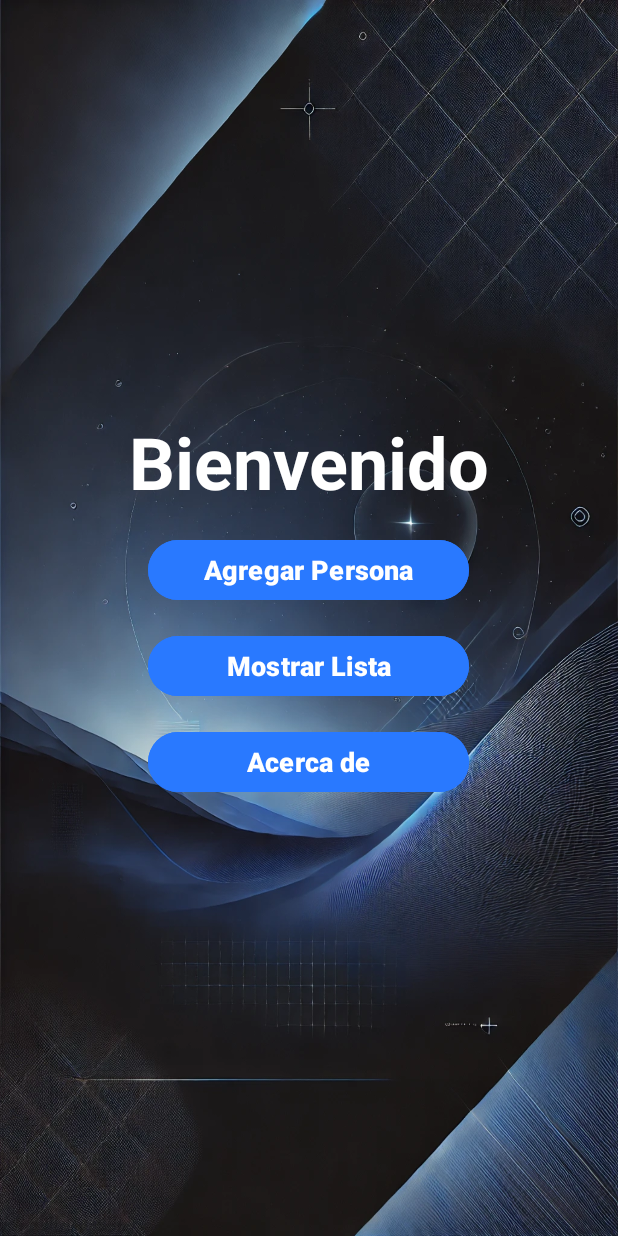
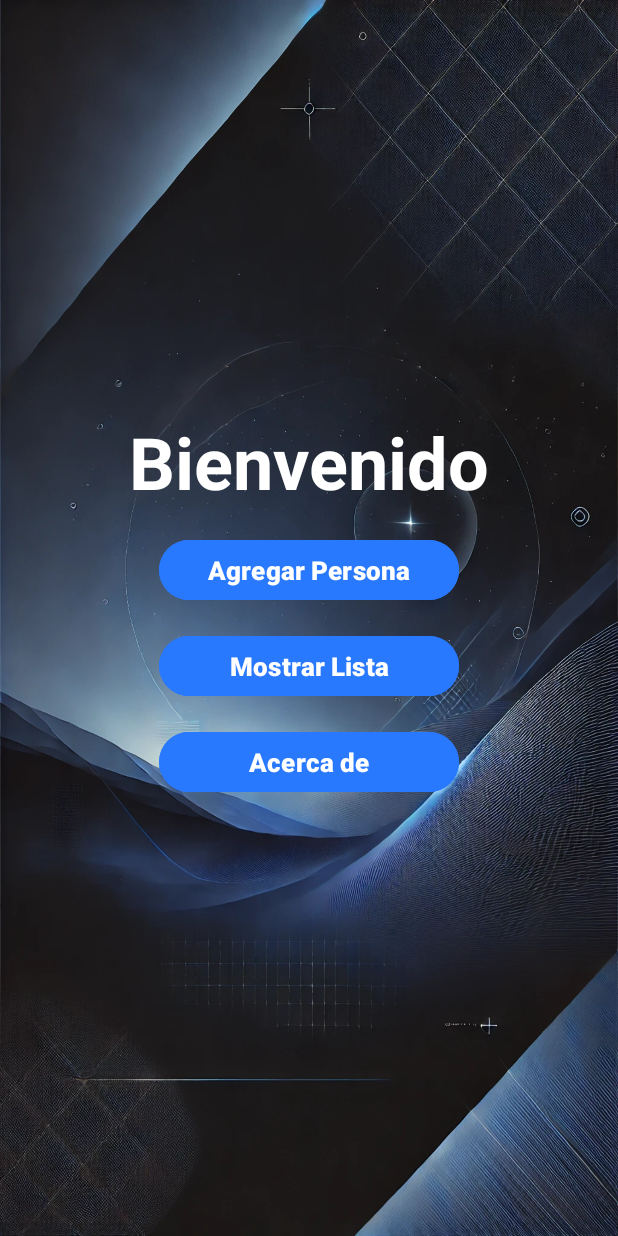
Before and after one commit to Melvin-Cuellar/App3LabDispMov, an Android app: the screen it shows after launch (MainActivity), on a phone screen of 412 x 824 dp. Run offline under Robolectric (Android 15) with nearby library versions, the light colour scheme and no system bars.

Commit message:
Commit de app completa con APK

```diff
--- a/app/src/main/res/layout/activity_main.xml
+++ b/app/src/main/res/layout/activity_main.xml
@@ -24,34 +24,34 @@
 
     <Button
         android:id="@+id/btnAgregarPersona"
-        android:layout_width="214dp"
+        android:layout_width="200dp"
         android:layout_height="wrap_content"
         android:layout_marginBottom="16dp"
         android:backgroundTint="@color/btn_background"
         android:text="Agregar Persona"
-        android:textSize="18sp"
+        android:textSize="17sp"
         android:textStyle="bold"
         android:textColor="@color/txt_primary"/>
 
     <Button
         android:id="@+id/btnMostrarLista"
-        android:layout_width="214dp"
+        android:layout_width="200dp"
         android:layout_height="wrap_content"
         android:backgroundTint="@color/btn_background"
         android:text="Mostrar Lista"
         android:layout_marginBottom="16dp"
-        android:textSize="18sp"
+        android:textSize="17sp"
         android:textStyle="bold"
         android:textColor="@color/txt_primary" />
 
     <Button
         android:id="@+id/btnAcerca"
-        android:layout_width="214dp"
+        android:layout_width="200dp"
         android:layout_marginBottom="16dp"
         android:layout_height="wrap_content"
         android:backgroundTint="@color/btn_background"
         android:text="Acerca de"
-        android:textSize="18sp"
+        android:textSize="17sp"
         android:textStyle="bold"
         android:textColor="@color/txt_primary" />
 
```
Also changed, not shown: 5 other files.
